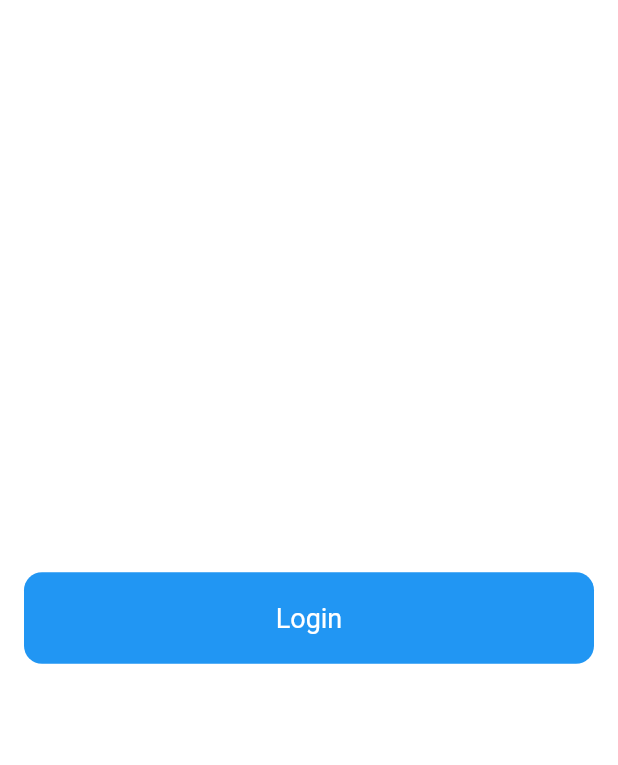
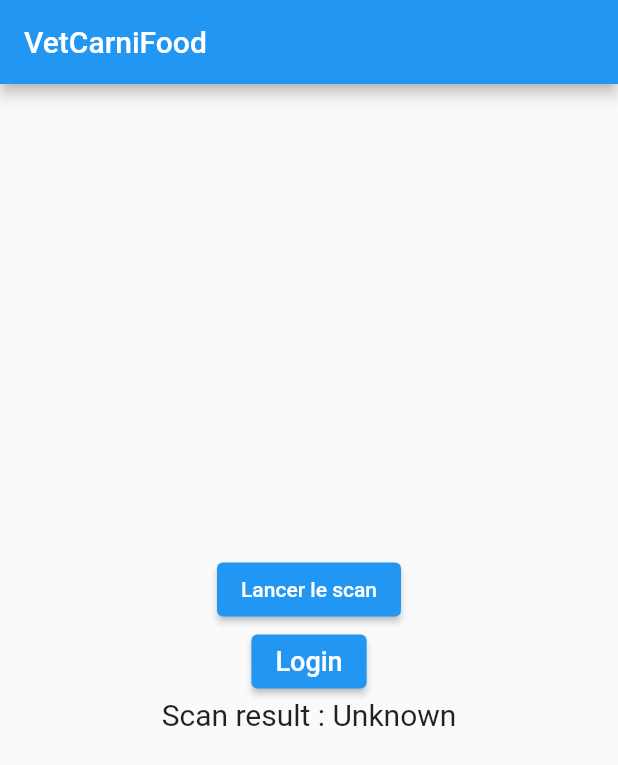
Before and after one commit to Serdok/vcf, a Flutter app: the screen it shows after launch, on a phone screen of 412 x 824 dp. Shown: the top 765 px of the screen. Run offline on Flutter 3.47's test engine with Material 2 defaults, Android fonts, the phone set to English and light mode, and no system bars; our stand-ins replace firebase_auth, firebase_core, google_sign_in; missing offline and left inert: dart:ffi, flutter_barcode_scanner; accounts and stored records are empty.

Commit message:
add scan

```diff
--- a/lib/main.dart
+++ b/lib/main.dart
@@ -1,5 +1,7 @@
 import 'package:firebase_core/firebase_core.dart';
 import 'package:flutter/material.dart';
+import 'package:flutter/services.dart';
+import 'package:flutter_barcode_scanner/flutter_barcode_scanner.dart';
 
 import 'LoginScreen.dart';
 import 'firebase_options.dart';
@@ -31,9 +33,9 @@
         // or simply save your changes to "hot reload" in a Flutter IDE).
         // Notice that the counter didn't reset back to zero; the application
         // is not restarted.
-        primarySwatch: Colors.blue,
+        primarySwatch: Colors.indigo,
       ),
-      home: const MyHomePage(title: 'Flutter Demo Home Page'),
+      home: const MyHomePage(title: 'VetCarniFood'),
     );
   }
 }
@@ -57,16 +59,32 @@
 }
 
 class _MyHomePageState extends State<MyHomePage> {
-  int _counter = 0;
+  String _scanBarcode = 'Unknown';
+  String _de_em = 'Unknown';
+  @override
+  void initState() {
+    super.initState();
+  }
 
-  void _incrementCounter() {
+  // Platform messages are asynchronous, so we initialize in an async method.
+  Future<void> scanBarcodeNormal() async {
+    String barcodeScanRes;
+    // Platform messages may fail, so we use a try/catch PlatformException.
+    try {
+      barcodeScanRes = await FlutterBarcodeScanner.scanBarcode(
+          '#ff6666', 'Cancel', true, ScanMode.BARCODE);
+      print(barcodeScanRes);
+    } on PlatformException {
+      barcodeScanRes = 'Failed to get platform version.';
+    }
+
+    // If the widget was removed from the tree while the asynchronous platform
+    // message was in flight, we want to discard the reply rather than calling
+    // setState to update our non-existent appearance.
+    if (!mounted) return;
+
     setState(() {
-      // This call to setState tells the Flutter framework that something has
-      // changed in this State, which causes it to rerun the build method below
-      // so that the display can reflect the updated values. If we changed
-      // _counter without calling setState(), then the build method would not be
-      // called again, and so nothing would appear to happen.
-      _counter++;
+      _scanBarcode = barcodeScanRes;
     });
   }
 
@@ -78,31 +96,25 @@
     // The Flutter framework has been optimized to make rerunning build methods
     // fast, so that you can just rebuild anything that needs updating rather
     // than having to individually change instances of widgets.
-    return Padding(
-      padding: const EdgeInsets.all(16.0),
-      child: Column(
-        mainAxisAlignment: MainAxisAlignment.center ,
-        crossAxisAlignment: CrossAxisAlignment.start,
-        children:  [
-          Container(
-            width : double.infinity,
-            child: RawMaterialButton(
-              fillColor:  Colors.blue,
-              elevation: 0.0,
-              padding: const EdgeInsets.symmetric(vertical: 20.0),
-              shape: RoundedRectangleBorder(borderRadius: BorderRadius.circular(12.0)),
-              onPressed: () async {
-                  Navigator.of(context).pushReplacement(MaterialPageRoute(builder: (context)=> LoginScreen() ));
-
-
-              },
-              child: const Text("Login", style: TextStyle(color:Colors.white, fontSize: 18.0)),
-            ),
-          ),
-
-        ],
-
-      ),
-    );
+    return MaterialApp(
+        home: Scaffold(
+            appBar: AppBar(title: const Text('VetCarniFood')),
+            body: Builder(builder: (BuildContext context) {
+              return Container(
+                  alignment: Alignment.center,
+                  child: Flex(
+                      direction: Axis.vertical,
+                      mainAxisAlignment: MainAxisAlignment.center,
+                      children: <Widget>[
+                        ElevatedButton(
+                            onPressed: () => scanBarcodeNormal(),
+                            child: Text('Lancer le scan')),
+                        ElevatedButton(
+                            onPressed: () async {Navigator.of(context).pushReplacement(MaterialPageRoute(builder: (context)=> LoginScreen() ));},
+                            child: const Text("Login", style: TextStyle(color:Colors.white, fontSize: 18.0))),
+                        Text('Scan result : $_scanBarcode\n',
+                            style: TextStyle(fontSize: 20)),
+                      ]));
+            })));
   }
 }
--- a/pubspec.yaml
+++ b/pubspec.yaml
@@ -41,10 +41,14 @@ dependencies:
   firebase_storage: ^10.2.18
   google_sign_in: ^5.0.0
 
+  flutter_plugin_android_lifecycle: ^2.0.0-nullsafety
+
 dev_dependencies:
   flutter_test:
     sdk: flutter
 
+  flutter_barcode_scanner: ^2.0.0
+  pedantic: ^1.10.0-nullsafety.3
   # The "flutter_lints" package below contains a set of recommended lints to
   # encourage good coding practices. The lint set provided by the package is
   # activated in the `analysis_options.yaml` file located at the root of your
```
Also changed, not shown: pubspec.lock.
